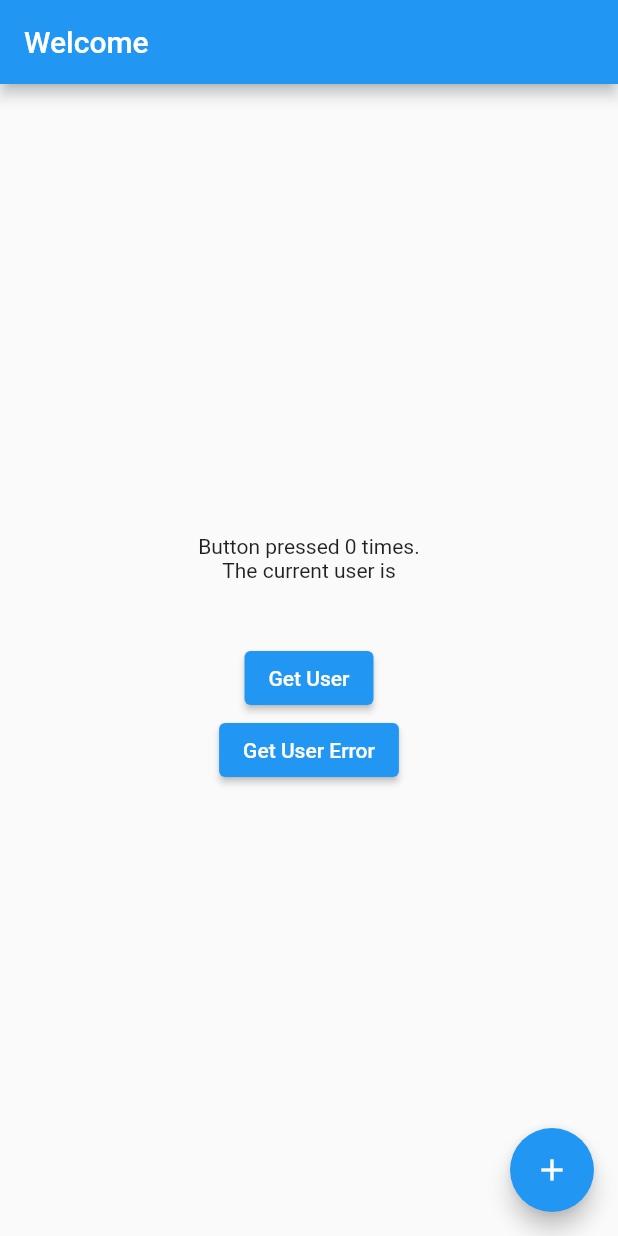
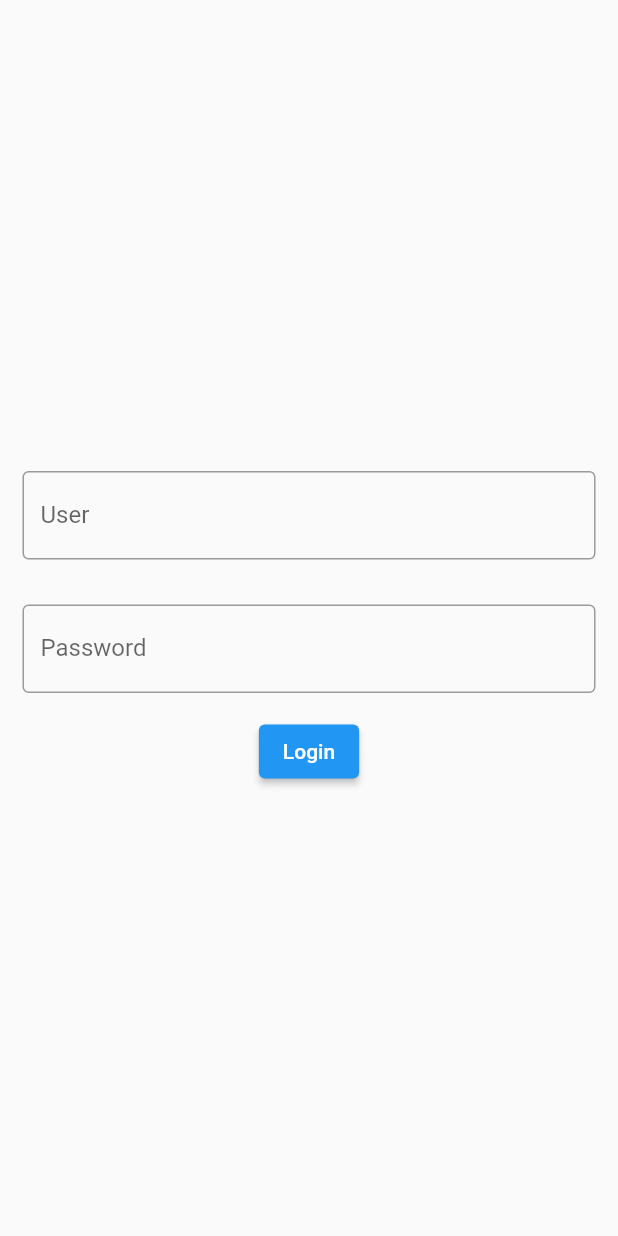
Before and after one commit to ecalvadi/weather-app, a Flutter app: the screen it shows after launch, on a phone screen of 412 x 824 dp. Run offline on Flutter 3.47's test engine with Material 2 defaults, Android fonts, the phone set to English and light mode, and no system bars; our stand-ins replace flutter_clean_architecture; accounts and stored records are empty.

Commit message:
Added base screens and routing

```diff
--- a/lib/src/app.dart
+++ b/lib/src/app.dart
@@ -3,19 +3,20 @@ import 'package:flutter/material.dart';
 import 'package:flutter_clean_architecture/flutter_clean_architecture.dart';
 
 import 'package:weather_app/src/app/pages/login/login_view.dart';
+import 'package:weather_app/src/app/utils/router.dart';
 
 class App extends StatelessWidget {
   @override
   Widget build(BuildContext context) {
     FlutterCleanArchitecture.debugModeOn();
     return MaterialApp(
+      debugShowCheckedModeBanner: false,
       title: 'Weather APP',
       theme: ThemeData(
         primarySwatch: Colors.blue,
       ),
-      home: LoginPage(
-        title: 'Welcome',
-      ),
+      initialRoute: LoginPage.route,
+      routes: MyRoutes().routes,
     );
   }
 }
--- a/lib/src/app/pages/home/home_controller.dart
+++ b/lib/src/app/pages/home/home_controller.dart
@@ -0,0 +1,12 @@
+import 'package:flutter/material.dart';
+
+import 'package:flutter_clean_architecture/flutter_clean_architecture.dart';
+
+class HomeController extends Controller {
+  HomeController() : super();
+
+  @override
+  void initListeners() {
+    // TODO: implement initListeners
+  }
+}
--- a/lib/src/app/pages/home/home_view.dart
+++ b/lib/src/app/pages/home/home_view.dart
@@ -0,0 +1,31 @@
+import 'package:flutter/material.dart';
+import 'package:flutter/widgets.dart';
+
+import 'package:flutter_clean_architecture/flutter_clean_architecture.dart';
+import 'package:weather_app/src/app/drawer_menu.dart';
+
+import 'package:weather_app/src/app/pages/home/home_controller.dart';
+
+class HomePage extends View {
+  static String route = '/home/';
+
+  HomePage({Key? key}) : super(key: key);
+
+  @override
+  _HomePageState createState() => _HomePageState();
+}
+
+class _HomePageState extends ViewState<HomePage, HomeController> {
+  _HomePageState() : super(HomeController());
+
+  @override
+  Widget get view {
+    return Scaffold(
+      key: globalKey,
+      appBar: AppBar(
+        title: const Text("Welcome!"),
+      ),
+      drawer: DrawerMenu(),
+    );
+  }
+}
--- a/lib/src/app/pages/login/login_controller.dart
+++ b/lib/src/app/pages/login/login_controller.dart
@@ -8,6 +8,11 @@ import 'package:weather_app/src/domain/entities/user.dart';
 class LoginController extends Controller {
   late int _counter;
   User? _user;
+  late String _username;
+  late String _userpass;
+
+  void set username(String username) => _username = username;
+  void set password(String password) => _userpass = password;
 
   int get counter => _counter;
   User? get user => _user;
--- a/lib/src/app/pages/login/login_view.dart
+++ b/lib/src/app/pages/login/login_view.dart
@@ -5,11 +5,12 @@ import 'package:flutter_clean_architecture/flutter_clean_architecture.dart';
 
 import 'package:weather_app/src/app/pages/login/login_controller.dart';
 import 'package:weather_app/src/data/repositories/mock_users_repository.dart';
+import 'package:weather_app/src/app/pages/home/home_view.dart';
 
 class LoginPage extends View {
-  LoginPage({Key? key, required this.title}) : super(key: key);
+  static String route = '/login/';
 
-  final String title;
+  LoginPage({Key? key}) : super(key: key);
 
   @override
   _LoginPageState createState() => _LoginPageState();
@@ -21,9 +22,6 @@ class _LoginPageState extends ViewState<LoginPage, LoginController> {
   @override
   Widget get view {
     return Scaffold(
-      appBar: AppBar(
-        title: Text(widget.title),
-      ),
       body: Scaffold(
         key:
             globalKey, // built in global key for the ViewState for easy access in the controller
@@ -33,29 +31,29 @@ class _LoginPageState extends ViewState<LoginPage, LoginController> {
             children: <Widget>[
               ControlledWidgetBuilder<LoginController>(
                 builder: (context, controller) {
-                  return Text(
-                    'Button pressed ${controller.counter} times.',
-                  );
-                },
-              ),
-              Text(
-                'The current user is',
-              ),
-              ControlledWidgetBuilder<LoginController>(
-                builder: (context, controller) {
-                  return Text(
-                    controller.user == null ? '' : '${controller.user}',
-                    style: Theme.of(context).textTheme.headline4,
+                  return Padding(
+                    padding: const EdgeInsets.all(15.0),
+                    child: TextField(
+                      decoration: const InputDecoration(
+                        border: OutlineInputBorder(),
+                        labelText: 'User',
+                      ),
+                      onChanged: (String value) => controller.username = value,
+                    ),
                   );
                 },
               ),
               ControlledWidgetBuilder<LoginController>(
                 builder: (context, controller) {
-                  return ElevatedButton(
-                    onPressed: controller.getUser,
-                    child: Text(
-                      'Get User',
-                      style: TextStyle(color: Colors.white),
+                  return Padding(
+                    padding: const EdgeInsets.all(15.0),
+                    child: TextField(
+                      obscureText: true,
+                      decoration: const InputDecoration(
+                        border: OutlineInputBorder(),
+                        labelText: 'Password',
+                      ),
+                      onChanged: (String value) => controller.password = value,
                     ),
                   );
                 },
@@ -63,9 +61,11 @@ class _LoginPageState extends ViewState<LoginPage, LoginController> {
               ControlledWidgetBuilder<LoginController>(
                 builder: (context, controller) {
                   return ElevatedButton(
-                    onPressed: controller.getUserwithError,
+                    onPressed: () =>
+                        Navigator.pushReplacementNamed(context, HomePage.route),
+                    //controller.getUserwithError,
                     child: Text(
-                      'Get User Error',
+                      'Login',
                       style: TextStyle(color: Colors.white),
                     ),
                   );
@@ -75,15 +75,6 @@ class _LoginPageState extends ViewState<LoginPage, LoginController> {
           ),
         ),
       ),
-      floatingActionButton: ControlledWidgetBuilder<LoginController>(
-        builder: (context, controller) {
-          return FloatingActionButton(
-            onPressed: () => controller.buttonPressed(),
-            tooltip: 'Increment',
-            child: Icon(Icons.add),
-          );
-        },
-      ),
     );
   }
 }
--- a/lib/src/app/pages/weather/weather_view.dart
+++ b/lib/src/app/pages/weather/weather_view.dart
@@ -0,0 +1,29 @@
+import 'package:flutter/material.dart';
+import 'package:flutter/widgets.dart';
+
+import 'package:flutter_clean_architecture/flutter_clean_architecture.dart';
+
+import 'package:weather_app/src/app/pages/weather/weather_controller.dart';
+
+class WeatherPage extends View {
+  static String route = '/weather/temuco';
+
+  WeatherPage({Key? key}) : super(key: key);
+
+  @override
+  _HomePageState createState() => _HomePageState();
+}
+
+class _HomePageState extends ViewState<WeatherPage, WeatherController> {
+  _HomePageState() : super(WeatherController());
+
+  @override
+  Widget get view {
+    return Scaffold(
+      key: globalKey,
+      appBar: AppBar(
+        title: Text("Weather for Temuco"),
+      ),
+    );
+  }
+}
--- /dev/null
+++ b/lib/src/app/utils/router.dart
@@ -0,0 +1,15 @@
+import 'package:flutter/material.dart';
+
+import 'package:weather_app/src/app/pages/login/login_view.dart';
+import 'package:weather_app/src/app/pages/home/home_view.dart';
+import 'package:weather_app/src/app/pages/weather/weather_view.dart';
+
+class MyRoutes {
+  final Map<String, WidgetBuilder> _routes = {
+    LoginPage.route: (content) => LoginPage(),
+    HomePage.route: (content) => HomePage(),
+    WeatherPage.route: (content) => WeatherPage(),
+  };
+
+  Map<String, WidgetBuilder> get routes => _routes;
+}
--- a/pubspec.yaml
+++ b/pubspec.yaml
@@ -35,6 +35,7 @@ dependencies:
   # Use with the CupertinoIcons class for iOS style icons.
   cupertino_icons: ^1.0.2
   flutter_clean_architecture: ^5.0.0
+  dio: ^4.0.0
 
 
 dev_dependencies:
```
Also changed, not shown: lib/src/app/drawer_menu.dart (added, +43 -0 lines), lib/src/app/pages/weather/weather_controller.dart (+12 -0 lines), lib/src/app/navigator.dart (deleted), pubspec.lock.
